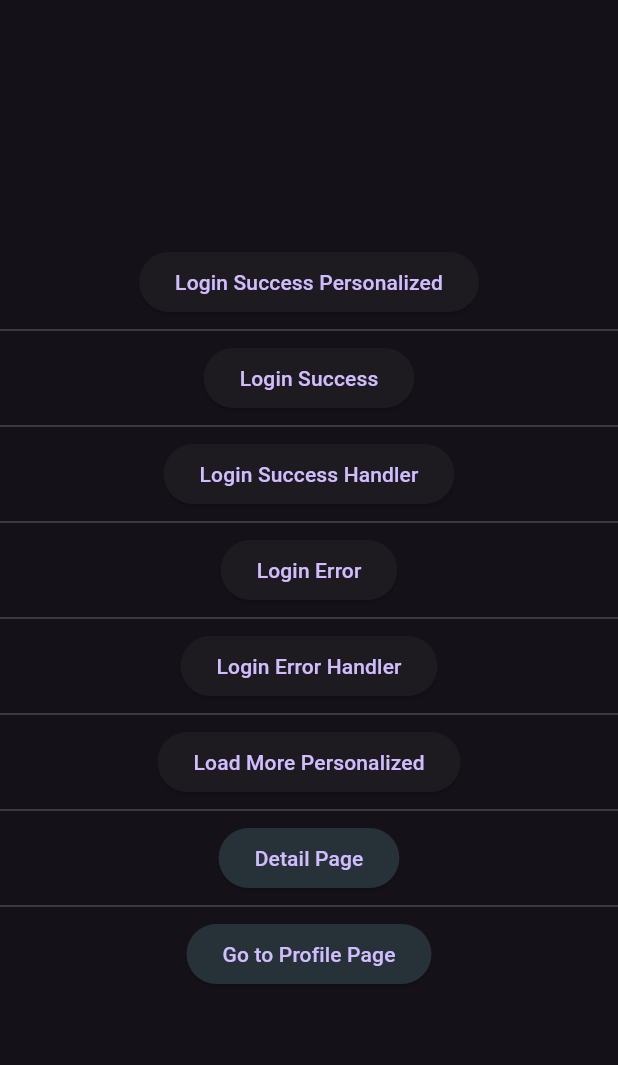
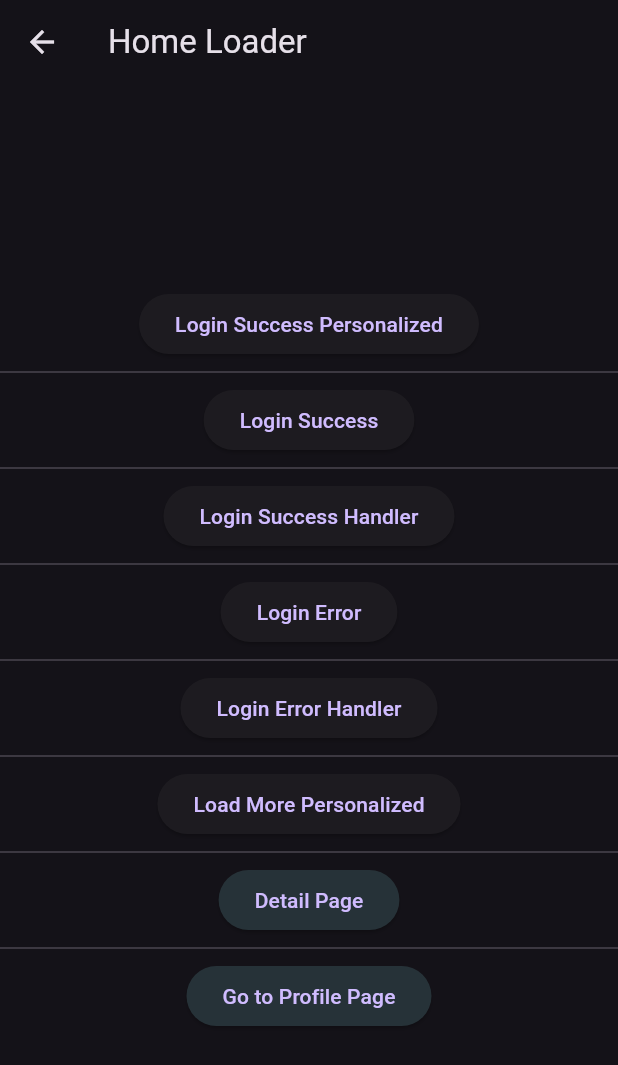
Before and after one commit to lleoserrano/asyncstate, a Flutter app: the HomeLoaderPage screen opened by its route, on a phone screen of 412 x 824 dp. Shown: the top 1065 px of the screen. Run offline on Flutter 3.47's test engine with Material 3 defaults, Android fonts, the phone set to English and light mode, and no system bars.

Commit message:
Refactor global loading component and add app bar to home loader page

```diff
--- a/example/lib/home_loader/home_loader_page.dart
+++ b/example/lib/home_loader/home_loader_page.dart
@@ -6,6 +6,7 @@ class HomeLoaderPage extends StatelessWidget {
   @override
   Widget build(BuildContext context) {
     return Scaffold(
+      appBar: AppBar(title: const Text('Home Loader')),
       body: Column(
         mainAxisAlignment: MainAxisAlignment.center,
         crossAxisAlignment: CrossAxisAlignment.center,
--- a/example/lib/main.dart
+++ b/example/lib/main.dart
@@ -1,4 +1,5 @@
 import 'package:asyncstate/asyncstate.dart';
+import 'package:example/components/global_loading.dart';
 import 'package:example/detail/detail_page.dart';
 import 'package:example/home_async_value/home_async_value_page.dart';
 import 'package:example/login/login_page.dart';
@@ -21,14 +22,11 @@ class MyApp extends StatelessWidget {
     return AsyncStateBuilder(
       /// Here you can customize your default loading that will show every transaction
       /// Leave it and it will show a simple CircularProgress.adaptive indicator
-      /*  loader: OverlayEntry(
-        builder: (context) => const GlobalLoading(),
-      ), */
+      loader: GlobalLoading(),
       onError: (ErrorKit errorKit) {
         /// Here you can handle your exceptions
         /// Leave it and it will show a simple SnackBar with the exception.toString()
         ///
-        print('Current Page: ' + errorKit.currentRoute);
         switch (errorKit.currentRoute) {
           case '/Root/HomeLoader/Detail':
             showDialog(
--- a/example/lib/profile/profile_page.dart
+++ b/example/lib/profile/profile_page.dart
@@ -51,8 +51,6 @@ class ProfilePage extends StatelessWidget {
             ),
             ElevatedButton(
               onPressed: () async {
-                // AsyncState.show(asyncOverlay: LoaderLogin());
-                //or
                 await Future.delayed(
                   const Duration(seconds: 2),
                   () {
--- a/lib/class/async_class.dart
+++ b/lib/class/async_class.dart
@@ -3,6 +3,8 @@ import 'package:flutter/material.dart';
 
 import 'async_overlay.dart';
 import 'async_value.dart';
+
+AsyncOverlay? customOverlay;
 
 @protected
 final class AsyncState {
--- a/lib/class/async_overlay_route.dart
+++ b/lib/class/async_overlay_route.dart
@@ -3,6 +3,8 @@ import 'package:asyncstate/class/async_value.dart';
 import 'package:asyncstate/class/private_async_helper.dart';
 import 'package:asyncstate/widget/loader/async_state_default_loader.dart';
 import 'package:flutter/material.dart';
+
+import 'async_class.dart';
 
 class AsyncOverlayRoute extends OverlayRoute {
   AsyncOverlayRoute({
@@ -20,7 +22,8 @@ class AsyncOverlayRoute extends OverlayRoute {
       _settings.value = settings;
       Navigator.of(PrivateAsyncHelper.context).push(route);
     }
-    final overlayEntry = asyncOverlay ?? AsyncStateDefaultLoader();
+    final overlayEntry =
+        asyncOverlay ?? customOverlay ?? AsyncStateDefaultLoader();
     _asyncOverlays.add(overlayEntry);
     Navigator.of(PrivateAsyncHelper.context).overlay?.insert(overlayEntry);
   }
--- a/lib/widget/async_state_builder.dart
+++ b/lib/widget/async_state_builder.dart
@@ -1,3 +1,5 @@
+import 'package:asyncstate/class/async_class.dart';
+import 'package:asyncstate/class/async_overlay.dart';
 import 'package:asyncstate/class/private_async_helper.dart';
 import 'package:asyncstate/observers/async_navigator_observer.dart';
 import 'package:flutter/foundation.dart';
@@ -15,7 +17,7 @@ typedef OnError = void Function(
 );
 
 class AsyncStateBuilder extends StatelessWidget {
-  final OverlayEntry? loader;
+  final AsyncOverlay? loader;
   final Widget Function(
     AsyncNavigatorObserver navigatorObserver,
   ) builder;
@@ -30,6 +32,7 @@ class AsyncStateBuilder extends StatelessWidget {
 
   @override
   Widget build(BuildContext context) {
+    customOverlay = loader;
     PlatformDispatcher.instance.onError = (error, stack) {
       if (onError != null) {
         onError!(
```
Also changed, not shown: example/lib/components/global_loading.dart (+21 -16 lines).
